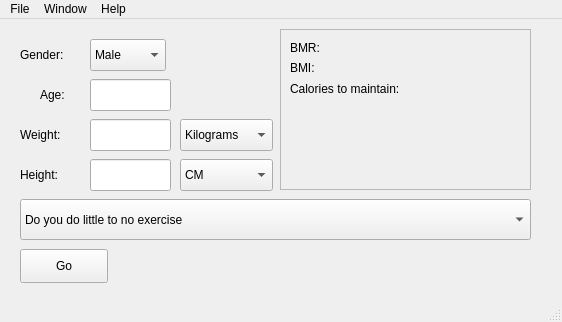
This is Alun_Tasks/BTEC_assessment/gym_soft_v2/mainwindow.ui in DannyCymru/Small_Projects as Qt 5 draws it before an edit. The edited form follows.
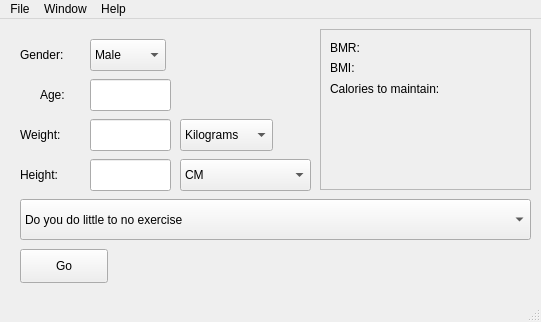
This is the edited form.

Diff of the .ui file:
```diff
--- a/Alun_Tasks/BTEC_assessment/gym_soft_v2/mainwindow.ui
+++ b/Alun_Tasks/BTEC_assessment/gym_soft_v2/mainwindow.ui
@@ -6,7 +6,7 @@
    <rect>
     <x>0</x>
     <y>0</y>
-    <width>562</width>
+    <width>541</width>
     <height>322</height>
    </rect>
   </property>
@@ -129,7 +129,7 @@
      <rect>
       <x>180</x>
       <y>140</y>
-      <width>93</width>
+      <width>131</width>
       <height>32</height>
      </rect>
     </property>
@@ -243,9 +243,9 @@
    <widget class="QFrame" name="frame">
     <property name="geometry">
      <rect>
-      <x>280</x>
+      <x>320</x>
       <y>10</y>
-      <width>251</width>
+      <width>211</width>
       <height>161</height>
      </rect>
     </property>
@@ -301,7 +301,7 @@
     <rect>
      <x>0</x>
      <y>0</y>
-     <width>562</width>
+     <width>541</width>
      <height>30</height>
     </rect>
    </property>
```
Left out of the diff: 30 changed lines with no effect on the pictures.
